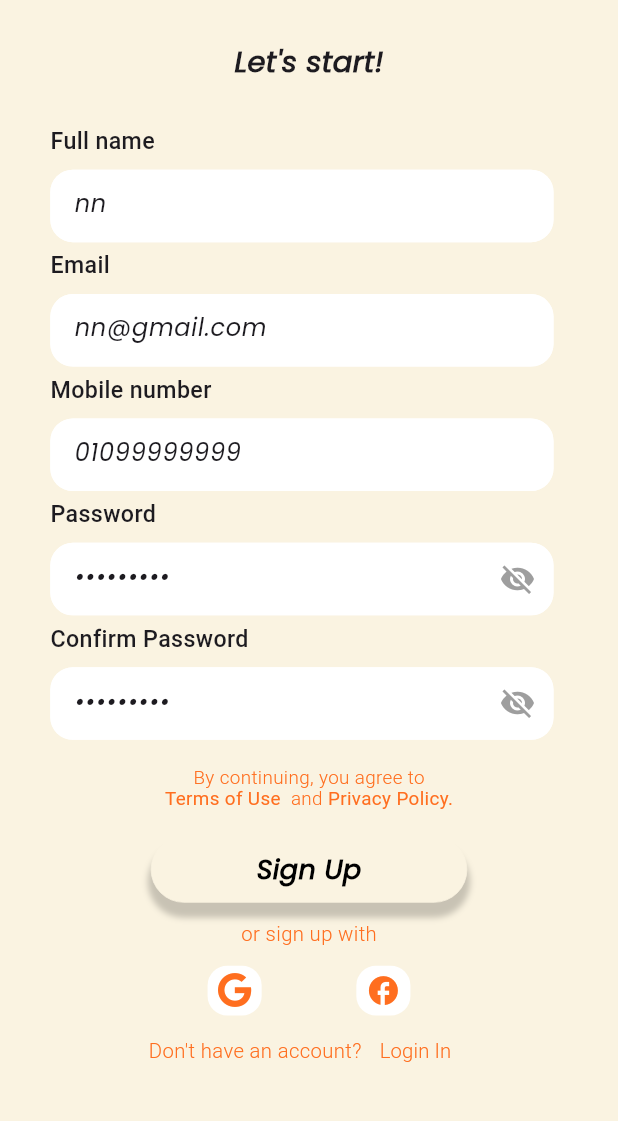
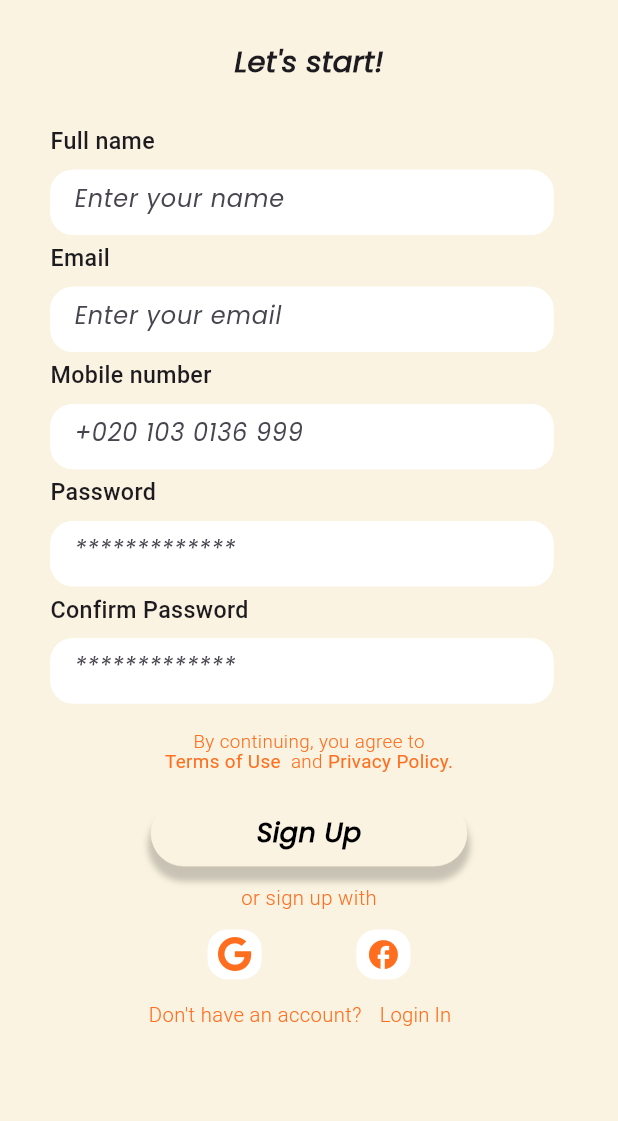
Before and after one commit to Shroukahmed99/Graduation-Project-Using-Flutter, a Flutter app: the SignupView screen opened by its route, on a phone screen of 412 x 824 dp, the part 70-1191 px from its top. Run offline on Flutter 3.47's test engine with Material 3 defaults, Android fonts, the phone set to English and light mode, and no system bars; our stand-ins replace bloc, dartz, dio, dots_indicator, flutter_bloc, flutter_screenutil and 3 more; accounts and stored records are empty; Roboto replaces fonts that are missing (League Spartan).

Commit message:
add file

```diff
--- a/lib/Features/Questions/presentation/manger/role/role_cubit_state.dart
+++ /dev/null
@@ -1,6 +0,0 @@
-part of 'role_cubit_cubit.dart';
-
-@immutable
-sealed class RoleCubitState {}
-
-final class RoleCubitInitial extends RoleCubitState {}
--- a/lib/Features/auth/Presentation/manger/signup/signup_cubit.dart
+++ b/lib/Features/auth/Presentation/manger/signup/signup_cubit.dart
@@ -9,50 +9,77 @@ part 'signup_state.dart';
 
 class SignupCubit extends Cubit<SignupState> {
   final SignupRepo signUpRepo;
-  final TextEditingController fullNameController =
-      TextEditingController(text: 'nn');
-  final TextEditingController emailController =
-      TextEditingController(text: 'nn@gmail.com');
-  final TextEditingController mobileNumberController =
-      TextEditingController(text: '01099999999');
-  final TextEditingController passwordController =
-      TextEditingController(text: '123456789');
+
+  // ✅ متغيرات التحكم في الحقول
+  final TextEditingController fullNameController = TextEditingController();
+  final TextEditingController emailController = TextEditingController();
+  final TextEditingController mobileNumberController = TextEditingController();
+  final TextEditingController passwordController = TextEditingController();
   final TextEditingController passwordConfirmController =
-      TextEditingController(text: '123456789');
-  final TextEditingController genderController =
-      TextEditingController(text: 'male');
+      TextEditingController();
+  final TextEditingController genderController = TextEditingController();
+  final TextEditingController ageController =
+      TextEditingController(); // إزالة القيمة الافتراضية
+  final TextEditingController weightController = TextEditingController();
+  final TextEditingController heightController = TextEditingController();
+  final TextEditingController goalController = TextEditingController();
+  final TextEditingController physicalActivityLevelController =
+      TextEditingController();
 
-  final TextEditingController ageController = TextEditingController(text: '1');
-
-  final TextEditingController weightController =
-      TextEditingController(text: '20');
-
-  final TextEditingController heightController =
-      TextEditingController(text: '20');
-
-  final TextEditingController goalController =
-      TextEditingController(text: 'lose weight');
-  final TextEditingController physicalActivityLevelController =
-      TextEditingController(text: 'advance');
-
-  final GlobalKey<FormState> signupKey = GlobalKey();
-  //final Logger logger = Logger();
+  final GlobalKey<FormState> signupKey =
+      GlobalKey(); // مفتاح التحقق من صحة النموذج
 
   SignupCubit(this.signUpRepo) : super(SignupInitial());
 
+  // ✅ دالة لحفظ البيانات عند إدخالها أو التنقل بين الصفحات
+  void saveUserData({
+    String? fullName,
+    String? email,
+    String? mobileNumber,
+    String? password,
+    String? passwordConfirm,
+    String? gender,
+    String? age,
+    String? weight,
+    String? height,
+    String? goal,
+    String? physicalActivityLevel,
+  }) {
+    fullNameController.text = fullName ?? fullNameController.text;
+    emailController.text = email ?? emailController.text;
+    mobileNumberController.text = mobileNumber ?? mobileNumberController.text;
+    passwordController.text = password ?? passwordController.text;
+    passwordConfirmController.text =
+        passwordConfirm ?? passwordConfirmController.text;
+    genderController.text = gender ?? genderController.text;
+    ageController.text = age ?? ageController.text;
+    weightController.text = weight ?? weightController.text;
+    heightController.text = height ?? heightController.text;
+    goalController.text = goal ?? goalController.text;
+    physicalActivityLevelController.text =
+        physicalActivityLevel ?? physicalActivityLevelController.text;
+  }
+
+  // ✅ دالة الإرسال عند الضغط على الزر في الصفحة الأخيرة فقط
   Future<void> signupUser() async {
+    if (!signupKey.currentState!.validate()) {
+      return;
+    }
+
     emit(SignupLoding());
 
     var result = await signUpRepo.SignupUsres(
-      fullName: fullNameController,
+      fullName: fullNameController.text,
       email: emailController.text,
       mobileNumber: mobileNumberController.text,
       password: passwordController.text,
       passwordConfirm: passwordConfirmController.text,
       gender: genderController.text,
-      age: ageController.text,
-      weight: weightController.text,
-      height: heightController.text,
+      age: int.tryParse(ageController.text) ?? 0, // ✅ التحويل إلى int
+      weight:
+          double.tryParse(weightController.text) ?? 0.0, // ✅ التحويل إلى double
+      height:
+          double.tryParse(heightController.text) ?? 0.0, // ✅ التحويل إلى double
       goal: goalController.text,
       physicalActivityLevel: physicalActivityLevelController.text,
     );
@@ -60,20 +87,21 @@ class SignupCubit extends Cubit<SignupState> {
     result.fold(
       (failure) => emit(SignupFaliure(errorMessage: failure.errorMessage)),
       (signupModel) async {
-        await _saveUserToCookie(signupModel);
+        await _saveUserToCookie(signupModel); // ✅ حفظ بيانات المستخدم
+        clearControllers(); // ✅ تنظيف الحقول بعد النجاح
         emit(SignupSuccess());
       },
     );
   }
 
-  // ✅ تخزين البيانات في `SharedPreferences`
+  // ✅ تخزين بيانات المستخدم في `SharedPreferences`
   Future<void> _saveUserToCookie(SignupModel user) async {
     final SharedPreferences prefs = await SharedPreferences.getInstance();
     String userJson = jsonEncode(user.toJson());
     await prefs.setString('user_cookie', userJson);
   }
 
-  // ✅ جلب بيانات المستخدم من `SharedPreferences`
+  // ✅ استرجاع بيانات المستخدم من `SharedPreferences`
   Future<SignupModel?> getUserFromCookie() async {
     final SharedPreferences prefs = await SharedPreferences.getInstance();
     String? userJson = prefs.getString('user_cookie');
@@ -82,4 +110,19 @@ class SignupCubit extends Cubit<SignupState> {
     }
     return null;
   }
+
+  // ✅ تنظيف البيانات بعد نجاح التسجيل
+  void clearControllers() {
+    fullNameController.clear();
+    emailController.clear();
+    mobileNumberController.clear();
+    passwordController.clear();
+    passwordConfirmController.clear();
+    genderController.clear();
+    ageController.clear();
+    weightController.clear();
+    heightController.clear();
+    goalController.clear();
+    physicalActivityLevelController.clear();
+  }
 }
--- a/lib/Features/auth/Presentation/views/widget/custom_text_field.dart
+++ b/lib/Features/auth/Presentation/views/widget/custom_text_field.dart
@@ -1,67 +1,51 @@
 import 'package:flutter/material.dart';
 import 'package:flutter_screenutil/flutter_screenutil.dart';
 
-class CustomTextField extends StatefulWidget {
+class CustomTextField extends StatelessWidget {
   const CustomTextField({
     super.key,
     this.hintText,
     required this.title,
     this.onChanged,
     this.obscureText = false,
-    this.controller,
-    this.keyboardType = TextInputType.text,
+    required this.controller, // ✅ إضافة الـ controller
   });
 
   final String? hintText;
   final String title;
   final Function(String)? onChanged;
   final bool obscureText;
-  final TextEditingController? controller;
-  final TextInputType keyboardType;
-
-  @override
-  _CustomTextFieldState createState() => _CustomTextFieldState();
-}
-
-class _CustomTextFieldState extends State<CustomTextField> {
-  bool isObscured = false;
-
-  @override
-  void initState() {
-    super.initState();
-    isObscured = widget.obscureText;
-  }
+  final TextEditingController controller; // ✅ متغير للتحكم في النص
 
   @override
   Widget build(BuildContext context) {
     return Column(
-      crossAxisAlignment: CrossAxisAlignment.start,
+      crossAxisAlignment: CrossAxisAlignment.start, // محاذاة النص للحقل
       children: [
         Text(
-          widget.title,
+          title,
           style: TextStyle(
             fontFamily: 'League Spartan',
             fontSize: 16.sp,
             fontWeight: FontWeight.w500,
           ),
         ),
-        SizedBox(height: 8.h),
+        SizedBox(height: 8.h), // مسافة بين العنوان والحقل
         SizedBox(
-          width: 320.w,
-          height: 50.h,
+          width: 320.w, // عرض الحقل
+          height: 45.h, // ارتفاع الحقل
           child: TextFormField(
-            controller: widget.controller,
-            obscureText: isObscured,
-            keyboardType: widget.keyboardType,
+            controller: controller, // ✅ استخدام الـ controller
+            obscureText: obscureText,
             validator: (data) {
-              if (data == null || data.trim().isEmpty) {
+              if (data == null || data.isEmpty) {
                 return 'Field is required';
               }
-              return null;
+              return null; // لا توجد أخطاء
             },
-            onChanged: widget.onChanged,
+            onChanged: onChanged,
             decoration: InputDecoration(
-              hintText: widget.hintText,
+              hintText: hintText,
               border: OutlineInputBorder(
                 borderRadius: BorderRadius.circular(15),
                 borderSide: const BorderSide(
@@ -72,8 +56,8 @@ class _CustomTextFieldState extends State<CustomTextField> {
               focusedBorder: OutlineInputBorder(
                 borderRadius: BorderRadius.circular(15),
                 borderSide: const BorderSide(
-                  color: Colors.blue,
-                  width: 1.5,
+                  color: Colors.white,
+                  width: 1,
                 ),
               ),
               enabledBorder: OutlineInputBorder(
@@ -85,19 +69,6 @@ class _CustomTextFieldState extends State<CustomTextField> {
               ),
               filled: true,
               fillColor: Colors.white,
-              suffixIcon: widget.obscureText
-                  ? IconButton(
-                      icon: Icon(
-                        isObscured ? Icons.visibility_off : Icons.visibility,
-                        color: Colors.grey,
-                      ),
-                      onPressed: () {
-                        setState(() {
-                          isObscured = !isObscured;
-                        });
-                      },
-                    )
-                  : null,
             ),
           ),
         ),
--- a/lib/Features/auth/Presentation/views/widget/forget_password_view_body.dart
+++ b/lib/Features/auth/Presentation/views/widget/forget_password_view_body.dart
@@ -29,10 +29,10 @@ class ForgetPasswordViewBody extends StatelessWidget {
           SizedBox(
             height: 60.h,
           ),
-          CustomTextField(
-            title: 'Enter your email address',
-            hintText: 'example@example.com',
-          ),
+          // CustomTextField(
+          //   title: 'Enter your email address',
+          //   hintText: 'example@example.com',
+          // ),
           SizedBox(
             height: 140.h,
           ),
--- a/lib/Features/auth/Presentation/views/widget/signup_view_body.dart
+++ b/lib/Features/auth/Presentation/views/widget/signup_view_body.dart
@@ -1,6 +1,6 @@
 import 'package:flutter/material.dart';
+import 'package:flutter_bloc/flutter_bloc.dart';
 import 'package:flutter_screenutil/flutter_screenutil.dart';
-import 'package:flutter_bloc/flutter_bloc.dart';
 import 'package:font_awesome_flutter/font_awesome_flutter.dart';
 import 'package:go_router/go_router.dart';
 import 'package:sehatak/Features/auth/Presentation/manger/signup/signup_cubit.dart';
@@ -24,24 +24,24 @@ class SignupViewBody extends StatelessWidget {
 
     return Padding(
       padding: EdgeInsets.symmetric(horizontal: 32.w, vertical: 25.h),
+      child: Form(
+        key: signupCubit.signupKey, // ✅ استخدام `GlobalKey<FormState>`
         child: ListView(
           children: [
-          const CustomTextAndIconArrowback(
-            text: 'Create Account',
-          ),
+            const CustomTextAndIconArrowback(text: 'Create Account'),
             SizedBox(height: 20.h),
-          const CustomText(
-            title: "Let's start!",
-          ),
+            const CustomText(title: "Let's start!"),
+
+            /// ✅ **ربط الحقول بـ `SignupCubit`**
             CustomTextField(
               title: 'Full name',
-            hintText: 'name',
+              hintText: 'Enter your name',
               controller: signupCubit.fullNameController,
             ),
             SizedBox(height: 5.h),
             CustomTextField(
               title: 'Email',
-            hintText: 'email',
+              hintText: 'Enter your email',
               controller: signupCubit.emailController,
             ),
             SizedBox(height: 5.h),
@@ -54,29 +54,37 @@ class SignupViewBody extends StatelessWidget {
             CustomTextField(
               title: 'Password',
               hintText: '*************',
+              obscureText: true,
               controller: signupCubit.passwordController,
-            obscureText: true,
             ),
             SizedBox(height: 5.h),
             CustomTextField(
               title: 'Confirm Password',
               hintText: '*************',
+              obscureText: true,
               controller: signupCubit.passwordConfirmController,
-            obscureText: true,
             ),
             SizedBox(height: 20.h),
+
             const CustomTextWithSignup(),
             SizedBox(height: 20.h),
+
+            /// ✅ **زر الانتقال إلى الصفحة التالية بدون إرسال البيانات**
             CustomButton(
               text: 'Sign Up',
               onTap: () {
-              // عند الضغط على التسجيل، يتم تخزين البيانات والانتقال للخطوة التالية
+                if (signupCubit.signupKey.currentState!.validate()) {
+                  /// **الانتقال إلى الصفحة التالية بدون إرسال البيانات**
                   GoRouter.of(context).push(AppRouter.kGenderSelectionScreen);
+                }
               },
             ),
+
             SizedBox(height: 15.h),
             const CustomTextSignupwith(),
             SizedBox(height: 15.h),
+
+            /// ✅ **أيقونات التسجيل عبر منصات خارجية**
             Padding(
               padding: EdgeInsets.symmetric(horizontal: 100.w),
               child: const Row(
@@ -87,6 +95,8 @@ class SignupViewBody extends StatelessWidget {
                 ],
               ),
             ),
+
+            /// ✅ **زر الانتقال إلى تسجيل الدخول**
             CustomTextQuestion(
               text: 'Login In',
               onPress: () {
@@ -98,6 +108,7 @@ class SignupViewBody extends StatelessWidget {
             ),
           ],
         ),
+      ),
     );
   }
 }
--- a/lib/core/widget/Custom_button.dart
+++ b/lib/core/widget/Custom_button.dart
@@ -5,15 +5,16 @@ class CustomButton extends StatelessWidget {
   const CustomButton({
     super.key,
     required this.text,
-    required this.onTap,
+    this.onTap, // ✅ جعل onTap اختياريًا
   });
+
   final String text;
-  final void Function() onTap;
+  final void Function()? onTap; // ✅ دعم الدوال الاختيارية
 
   @override
   Widget build(BuildContext context) {
     return GestureDetector(
-      onTap: onTap,
+      onTap: onTap, // ✅ لن يحدث خطأ إذا كان null
       child: Center(
         child: Container(
           width: 211,
```
Also changed, not shown: lib/Features/Questions/presentation/manger/gender/gender_cubit.dart (added, +12 -0 lines), lib/Features/Questions/presentation/manger/gender/gender_state.dart (added, +11 -0 lines), lib/Features/Questions/presentation/manger/role/role_cubit_cubit.dart (deleted, +0 -8 lines), lib/Features/Questions/presentation/views/gender_selection_views.dart (+63 -45 lines), lib/Features/auth/Presentation/views/widget/login_view_body.dart (+8 -8 lines), lib/Features/auth/Presentation/views/widget/set_password_view_body.dart (+8 -8 lines), lib/main.dart (+18 -2 lines). Lines whose indentation alone changed are shown as unchanged.
